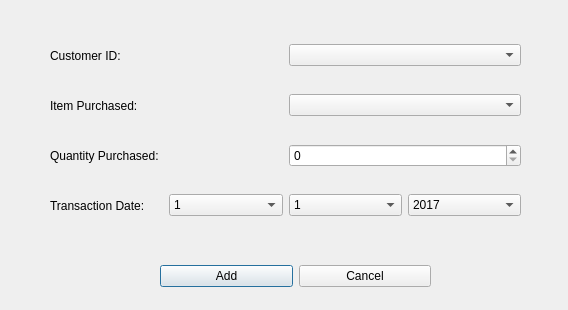
Before: the Qt Designer form addtransactiondialog.ui in miabrielle/GroceryPOS, drawn with Qt 5.
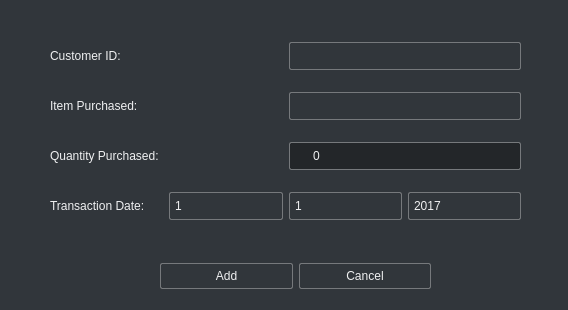
After: the same form once the commit is applied.

```diff
--- a/addtransactiondialog.ui
+++ b/addtransactiondialog.ui
@@ -13,13 +13,266 @@
   <property name="windowTitle">
    <string>Add Transaction</string>
   </property>
+  <property name="styleSheet">
+   <string notr="true">QWidget
+{
+    color: #eff0f1;
+    background-color: #31363b;
+    selection-background-color:#3daee9;
+    selection-color: #eff0f1;
+    background-clip: border;
+    border-image: none;
+    border: 0px transparent black;
+    outline: 0;
+}
+
+QWidget:item:selected
+{
+    background-color: #18465d;
+}
+
+QTableCornerButton::section {
+    background-color: #31363b;
+    border: 1px transparent #76797C;
+    border-radius: 0px;
+}
+
+QTableWidget {
+border: 1px solid #6A6969;
+}
+
+QComboBox
+{
+    selection-background-color: #3daee9;
+    border-style: solid;
+    border: 1px solid #76797C;
+    border-radius: 2px;
+    padding: 5px;
+    min-width: 75px;
+}
+
+QPushButton:checked{
+    background-color: #76797C;
+    border-color: #6A6969;
+}
+
+
+
+QMenuBar
+{
+    background-color: #31363b;
+    color: #eff0f1;
+}
+
+QMenuBar::item
+{
+    background: transparent;
+}
+
+QLineEdit:focus {
+border: 2px solid #3daee9;
+}
+
+QLineEdit
+{
+    background-color: #232629;
+    padding: 5px;
+    border-style: solid;
+    border: 1px solid #76797C;
+    border-radius: 2px;
+    color: #eff0f1;
+}
+
+
+
+QHeaderView::section
+{
+    background-color: #76797C;
+    color: #eff0f1;
+    padding: 5px;
+    border: 1px solid #76797C;
+}
+
+
+QStackedWidget
+{
+    border: 1px transparent black;
+}
+
+QPushButton
+{
+    color: #eff0f1;
+    background-color: #31363b;
+    border-width: 1px;
+    border-color: #76797C;
+    border-style: solid;
+    padding: 5px;
+    border-radius: 2px;
+    outline: none;
+}
+
+
+QPushButton:focus {
+    background-color: #3daee9;
+    color: white;
+}
+
+QPushButton:pressed
+{
+    background-color: #3daee9;
+    padding-top: -15px;
+    padding-bottom: -17px;
+}
+
+QComboBox
+{
+    selection-background-color: #3daee9;
+    border-style: solid;
+    border: 1px solid #76797C;
+    border-radius: 2px;
+    padding: 5px;
+    min-width: 75px;
+}
+
+QPushButton:checked{
+    background-color: #76797C;
+    border-color: #6A6969;
+}
+
+QComboBox:hover,QPushButton:hover,QAbstractSpinBox:hover,QLineEdit:hover
+{
+    border: 1px solid #3daee9;
+    color: #eff0f1;
+}
+
+QComboBox:on
+{
+    padding-top: 3px;
+    padding-left: 4px;
+    selection-background-color: #4a4a4a;
+}
+
+QComboBox QAbstractItemView
+{
+    background-color: #232629;
+    border-radius: 2px;
+    border: 1px solid #76797C;
+    selection-background-color: #18465d;
+}
+
+QComboBox::drop-down
+{
+    subcontrol-origin: padding;
+    subcontrol-position: top right;
+    width: 15px;
+
+    border-left-width: 0px;
+    border-left-color: darkgray;
+    border-left-style: solid;
+    border-top-right-radius: 3px;
+    border-bottom-right-radius: 3px;
+}
+
+
+QAbstractSpinBox {
+    padding: 5px;
+    border: 1px solid #76797C;
+    background-color: #232629;
+    color: #eff0f1;
+    border-radius: 2px;
+    min-width: 75px;
+}
+
+QAbstractSpinBox:up-button
+{
+    background-color: transparent;
+    subcontrol-origin: border;
+    subcontrol-position: center right;
+}
+
+QAbstractSpinBox:down-button
+{
+    background-color: transparent;
+    subcontrol-origin: border;
+    subcontrol-position: center left;
+}
+
+
+QLabel
+{
+    border: 0px solid black;
+}
+
+QTabWidget{
+    border: 0px transparent black;
+}
+
+QTabWidget::pane {
+    border: 1px solid #76797C;
+    padding: 5px;
+    margin: 0px;
+}
+
+QTabWidget::tab-bar {
+    left: 5px; /* move tab bar to the right by 5px */
+}
+
+
+
+QTabBar::tab:top {
+    color: #eff0f1;
+    border: 1px solid #76797C;
+    border-bottom: 1px transparent black;
+    background-color: #31363b;
+    padding: 5px;
+    min-width: 50px;
+    border-top-left-radius: 2px;
+    border-top-right-radius: 2px;
+}
+
+QTabBar::tab:top:!selected
+{
+    color: #eff0f1;
+    background-color: #54575B;
+    border: 1px solid #76797C;
+    border-bottom: 1px transparent black;
+    border-top-left-radius: 2px;
+    border-top-right-radius: 2px;    
+}
+
+QTabBar::tab:top:!selected:hover {
+    background-color: #3daee9;
+}
+
+QHeaderView
+{
+    background-color: #31363b;
+    border: 1px transparent;
+    border-radius: 0px;
+    margin: 0px;
+    padding: 0px;
+
+}
+
+QHeaderView::section  {
+    background-color: #31363b;
+    color: #eff0f1;
+    padding: 5px;
+    border: 1px solid #76797C;
+    border-radius: 0px;
+    text-align: center;
+}
+
+
+</string>
+  </property>
   <widget class="QWidget" name="layoutWidget">
    <property name="geometry">
     <rect>
      <x>50</x>
      <y>40</y>
      <width>471</width>
-     <height>31</height>
+     <height>32</height>
     </rect>
    </property>
    <layout class="QHBoxLayout" name="horizontalLayout">
@@ -41,7 +294,7 @@
      <x>50</x>
      <y>140</y>
      <width>471</width>
-     <height>31</height>
+     <height>32</height>
     </rect>
    </property>
    <layout class="QHBoxLayout" name="horizontalLayout_3">
@@ -63,7 +316,7 @@
      <x>50</x>
      <y>90</y>
      <width>471</width>
-     <height>31</height>
+     <height>32</height>
     </rect>
    </property>
    <layout class="QHBoxLayout" name="horizontalLayout_2">
@@ -111,7 +364,7 @@
      <x>50</x>
      <y>190</y>
      <width>471</width>
-     <height>31</height>
+     <height>32</height>
     </rect>
    </property>
    <layout class="QHBoxLayout" name="horizontalLayout_4">
```
